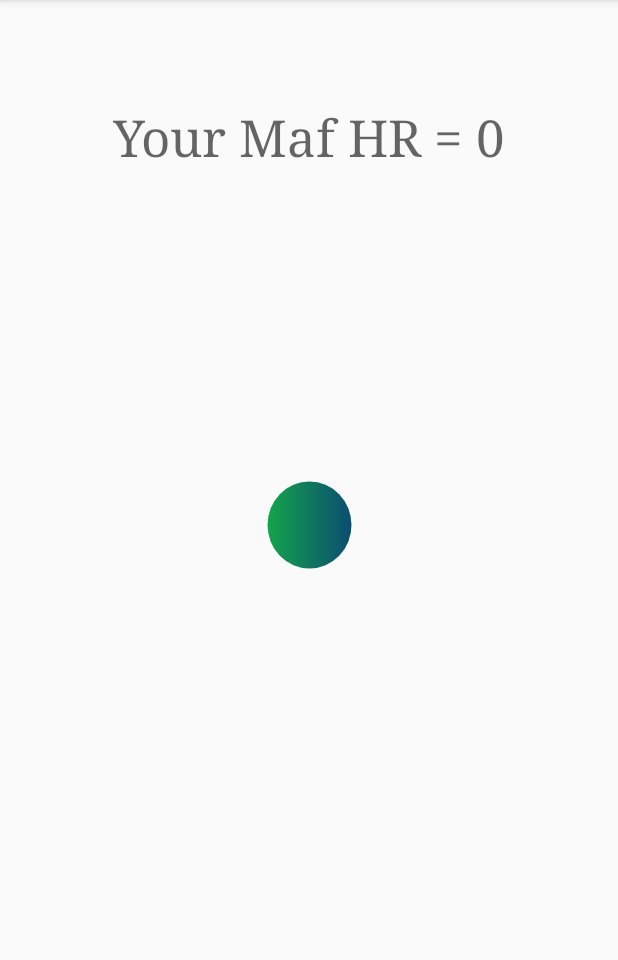
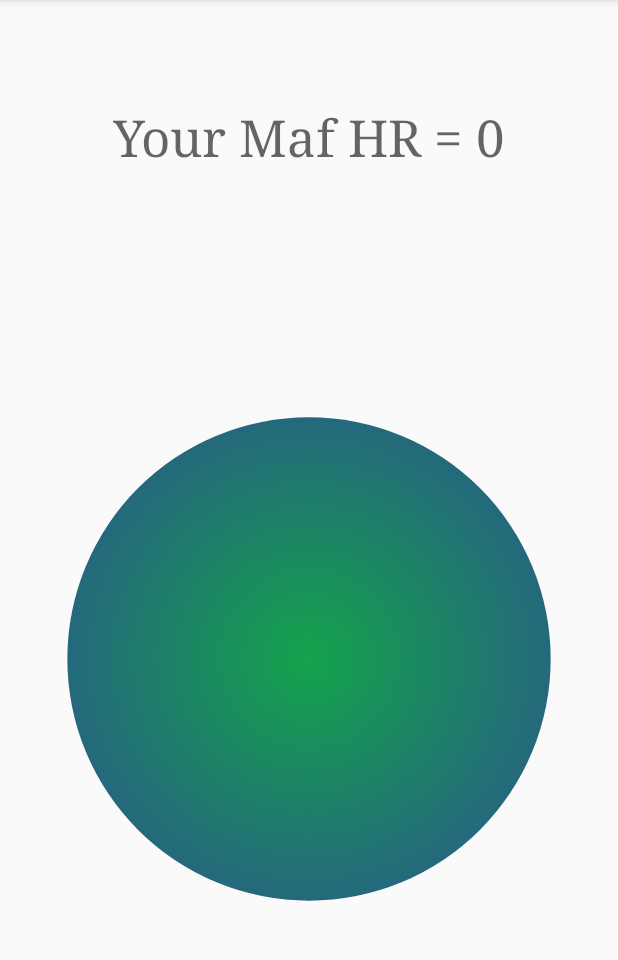
Before and after one commit to Castuh/MyApplication2, an Android app: the Maf_Final screen opened directly, with no data from a screen before it, on a phone screen of 412 x 824 dp, the part 84-1044 px from its top. Run offline under Robolectric (Android 15) with nearby library versions, the phone set to English and light mode, and no system bars; 1 statement that could not run was skipped.

Commit message:
Made Circle ImageView, then Made it Animated with ObjectAnimator in MAF_Final

```diff
--- a/app/src/main/java/com/example/surfacejosh/myapplication/Maf_Final.java
+++ b/app/src/main/java/com/example/surfacejosh/myapplication/Maf_Final.java
@@ -1,19 +1,78 @@
 package com.example.surfacejosh.myapplication;
 
+import android.animation.ObjectAnimator;
+import android.animation.PropertyValuesHolder;
+import android.graphics.drawable.Drawable;
 import android.support.v7.app.AppCompatActivity;
 import android.os.Bundle;
 import android.view.ViewDebug;
+import android.widget.ImageView;
+import android.widget.LinearLayout;
 import android.widget.TextView;
+
+import org.w3c.dom.Text;
 
 
 public class Maf_Final extends AppCompatActivity {
     private TextView MAF_HR;
+    private ImageView CIRCLE;
+    private Drawable CIRCLE_DRAWABLE;
     int MAFHR = 0;
     String MAFLOG = "Your Maf HR = ";
     String MAF_HR_AND_LOG;
     String MAF_HR_STRING;
+    int CIRCLE_HEIGHT = 500;
+    //int CIRCLE_WIDTH;
+    int COUNT;
+    int DUR_FROM_HR;
+
+    public void CHANGE_CIRCLE_SIZE(){
+        //setContentView(R.id.HR_CIRCLE);
+        CIRCLE = (ImageView) findViewById(R.id.HR_CIRCLE);
+        //CIRCLE_HEIGHT = CIRCLE.getLayoutParams().height;
+        CIRCLE.getLayoutParams().height = 500;
+
+        ObjectAnimator scaleDown = ObjectAnimator.ofPropertyValuesHolder(
+                CIRCLE,
+                PropertyValuesHolder.ofFloat("scaleX", 2f),
+                PropertyValuesHolder.ofFloat("scaleY", 2f));
+        scaleDown.setDuration(233);
+
+        scaleDown.setRepeatCount(ObjectAnimator.INFINITE);
+        scaleDown.setRepeatMode(ObjectAnimator.REVERSE);
+
+        scaleDown.start();
+        //CIRCLE_WIDTH = CIRCLE.getLayoutParams().width;
+        //CIRCLE_DRAWABLE = (Drawable) findViewById(R.id.HR_CIRCLE);
+//        for (int i = 0; i <= 999999990; i++) {
+//            if (COUNT <= 20000) {
+//                CIRCLE_HEIGHT++;
+//                //CIRCLE_WIDTH++;
+//                if (CIRCLE_HEIGHT <= 1000) {
+//                    COUNT = 40000;
+//                }
+//
+//            }
+//            if (COUNT >= 20000) {
+//                CIRCLE_HEIGHT--;
+//                // CIRCLE_WIDTH--;
+//                if (CIRCLE_HEIGHT >= 1000) {
+//                    COUNT = 0;
+//                }
+//            }
+            //LinearLayout.LayoutParams params = new LinearLayout.LayoutParams(CIRCLE_WIDTH,CIRCLE_HEIGHT);
+            //CIRCLE.setLayoutParams(params);
+            //CIRCLE.getLayoutParams().height = 500;
+
+            CIRCLE.requestLayout();
+            COUNT++;
+        //}
+    }
+    public int CONVERT_HR_BPM_DURATION(){
 
 
+        return DUR_FROM_HR;
+    }
     public void DISPLAY_MAF_HR(){
 
         MafActivity MAF = ((MafActivity)getApplicationContext());
@@ -28,6 +87,13 @@ public class Maf_Final extends AppCompatActivity {
     protected void onCreate(Bundle savedInstanceState) {
         super.onCreate(savedInstanceState);
         setContentView(R.layout.activity_maf__final);
-        DISPLAY_MAF_HR();
+
+       // while(true) {
+            DISPLAY_MAF_HR();
+            CHANGE_CIRCLE_SIZE();
+      //  }
+
+
     }
+
 }
--- a/app/src/main/res/drawable/circle.xml
+++ b/app/src/main/res/drawable/circle.xml
@@ -6,8 +6,7 @@
             <stroke android:width="2dp" android:color="@android:color/transparent"/>
             <solid android:color="#2020b3"/>
             <size android:width="60dp" android:height="60dp" ></size>
-            <gradient android:angle="0" android:startColor="#14a34b"
-                android:endColor="#0b4d71"/>
+            <gradient android:angle="0" android:centerColor="@color/colorPrimaryDark" android:endColor="#0b4d71" android:gradientRadius="100dp" android:startColor="#14a34b" android:type="radial" />
 
 
         </shape>
--- a/app/src/main/res/layout/activity_maf.xml
+++ b/app/src/main/res/layout/activity_maf.xml
@@ -18,11 +18,11 @@
     <Button
         android:id="@+id/SubmitMafweights"
         android:layout_width="wrap_content"
-        android:layout_height="wrap_content"
+        android:layout_height="45dp"
         android:layout_marginStart="148dp"
-        android:layout_marginTop="76dp"
+        android:layout_marginTop="10dp"
         android:layout_marginEnd="148dp"
-        android:layout_marginBottom="10dp"
+        android:layout_marginBottom="80dp"
         android:text="Submit"
         app:layout_constraintBottom_toBottomOf="parent"
         app:layout_constraintEnd_toEndOf="parent"
@@ -35,8 +35,8 @@
         android:id="@+id/MafAge"
         android:layout_width="368dp"
         android:layout_height="63dp"
-        android:layout_marginTop="76dp"
-        app:layout_constraintTop_toBottomOf="@+id/textInputLayout"
+        android:layout_marginTop="150dp"
+        app:layout_constraintTop_toTopOf="parent"
         tools:layout_editor_absoluteX="8dp">
 
         <android.support.design.widget.TextInputEditText
--- a/app/src/main/res/layout/activity_maf__final.xml
+++ b/app/src/main/res/layout/activity_maf__final.xml
@@ -7,19 +7,6 @@
     android:layout_height="match_parent"
 
     >
-
-    <TextView
-        android:id="@+id/HR_CIRCLE"
-        android:layout_width="58dp"
-        android:layout_height="60dp"
-        android:background="@drawable/circle"
-        android:gravity="center"
-        android:textColor="#ffffffff"
-        app:layout_constraintBottom_toBottomOf="parent"
-        app:layout_constraintEnd_toEndOf="parent"
-        app:layout_constraintStart_toStartOf="parent"
-        app:layout_constraintTop_toTopOf="parent"
-        app:layout_constraintVertical_bias="0.452" />
 
     <TextView
         android:id="@+id/MAF_HR_TV"
@@ -37,4 +24,23 @@
         app:layout_constraintVertical_bias="0.014" />
 
 
+    <ImageView
+        android:id="@+id/HR_CIRCLE"
+        android:layout_width="353dp"
+        android:layout_height="291dp"
+        android:layout_marginStart="8dp"
+        android:layout_marginTop="8dp"
+        android:layout_marginEnd="8dp"
+        android:layout_marginBottom="8dp"
+        android:maxWidth="600dp"
+        android:maxHeight="600dp"
+        app:layout_constraintBottom_toBottomOf="parent"
+        app:layout_constraintEnd_toEndOf="parent"
+        app:layout_constraintHeight_max="600dp"
+        app:layout_constraintStart_toStartOf="parent"
+        app:layout_constraintTop_toBottomOf="@+id/MAF_HR_TV"
+        app:layout_constraintWidth_max="600dp"
+        app:srcCompat="@drawable/circle" />
+
+
 </android.support.constraint.ConstraintLayout>
--- a/app/src/main/res/values/colors.xml
+++ b/app/src/main/res/values/colors.xml
@@ -1,6 +1,6 @@
 <?xml version="1.0" encoding="utf-8"?>
 <resources>
     <color name="colorPrimary">#3F51B5</color>
-    <color name="colorPrimaryDark">#303F9F</color>
+    <color name="colorPrimaryDark">#303f9f</color>
     <color name="colorAccent">#FF4081</color>
 </resources>
```
